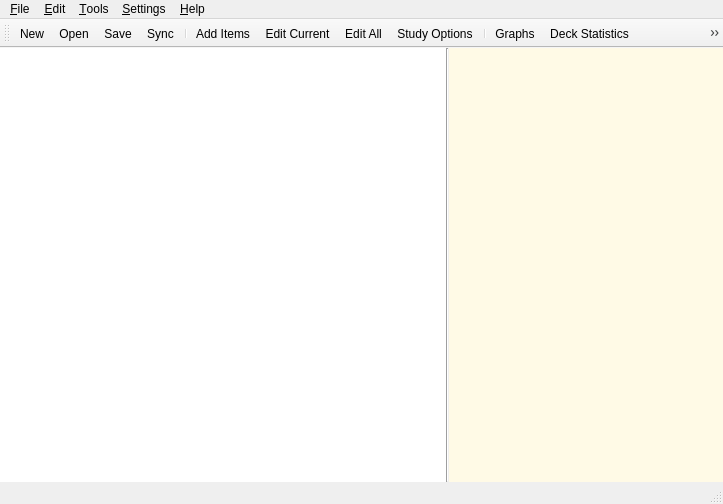
The window that designer/main.ui (ankitects/anki) describes before a commit, drawn with Qt 5.
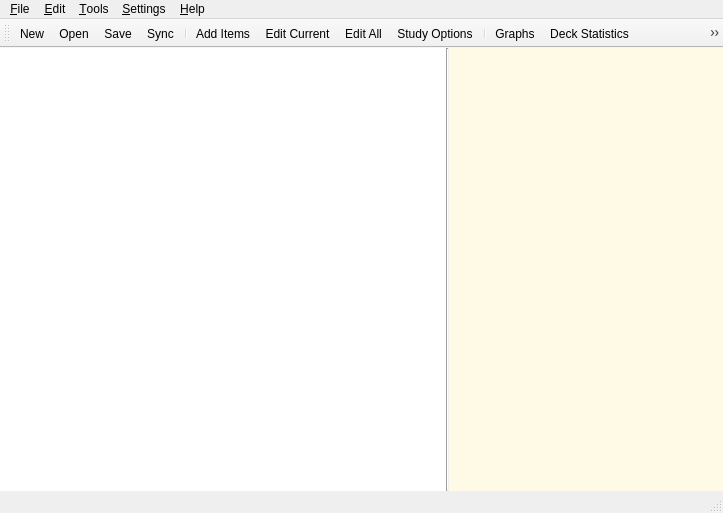
The same window after the commit. Icons and pictures are not drawn.

Commit message: add shortcut to delete current card

Patch:
```diff
--- a/designer/main.ui
+++ b/designer/main.ui
@@ -6,7 +6,7 @@
     <x>0</x>
     <y>0</y>
     <width>723</width>
-    <height>504</height>
+    <height>513</height>
    </rect>
   </property>
   <property name="sizePolicy" >
@@ -26,9 +26,9 @@
    <property name="geometry" >
     <rect>
      <x>0</x>
-     <y>69</y>
+     <y>63</y>
      <width>723</width>
-     <height>415</height>
+     <height>429</height>
     </rect>
    </property>
    <property name="sizePolicy" >
@@ -382,7 +382,7 @@
             <x>0</x>
             <y>0</y>
             <width>446</width>
-            <height>57</height>
+            <height>60</height>
            </rect>
           </property>
          </widget>
@@ -405,7 +405,7 @@
             <x>0</x>
             <y>0</y>
             <width>446</width>
-            <height>358</height>
+            <height>369</height>
            </rect>
           </property>
          </widget>
@@ -1324,9 +1324,9 @@
    <property name="geometry" >
     <rect>
      <x>0</x>
-     <y>484</y>
+     <y>492</y>
      <width>723</width>
-     <height>20</height>
+     <height>21</height>
     </rect>
    </property>
    <property name="sizeGripEnabled" >
```
Left out of the diff: 9 changed lines with no effect on the pictures.
